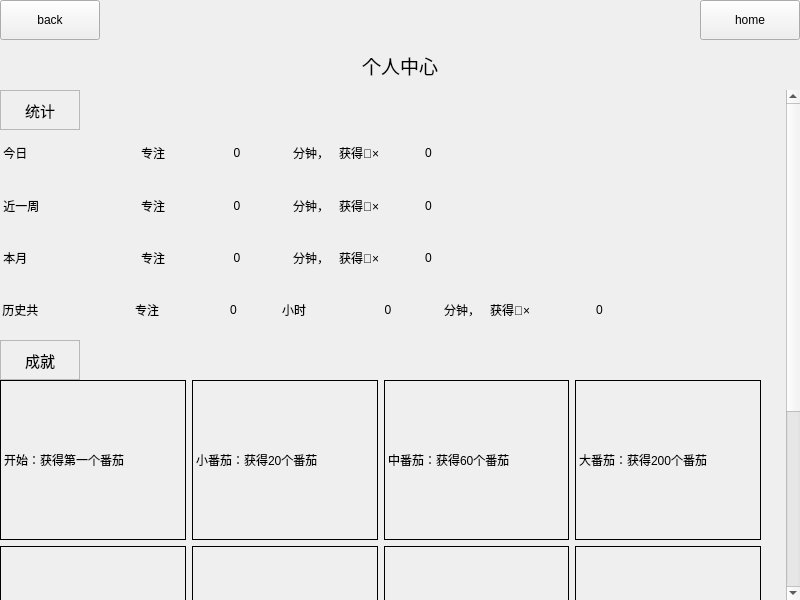
Qt form personalwidget.ui (Flyame-debug/Tomato) before a commit.
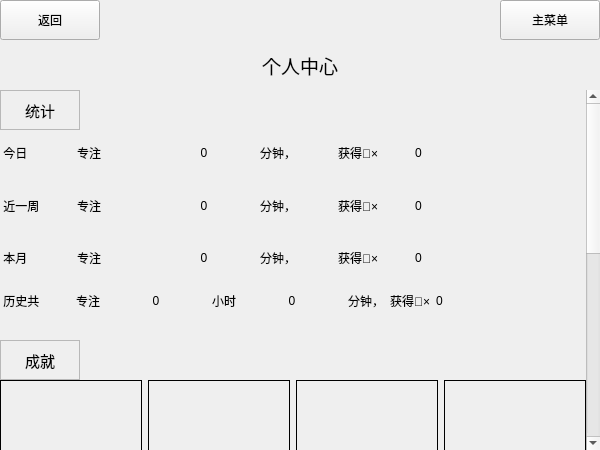
The same form after that commit.

Commit message: 修改ui

Patch:
```diff
--- a/personalwidget.ui
+++ b/personalwidget.ui
@@ -6,14 +6,14 @@
    <rect>
     <x>0</x>
     <y>0</y>
-    <width>800</width>
-    <height>600</height>
+    <width>600</width>
+    <height>450</height>
    </rect>
   </property>
   <property name="minimumSize">
    <size>
-    <width>800</width>
-    <height>600</height>
+    <width>600</width>
+    <height>450</height>
    </size>
   </property>
   <property name="windowTitle">
@@ -29,26 +29,26 @@
     </rect>
    </property>
    <property name="text">
-    <string>back</string>
+    <string>返回</string>
    </property>
   </widget>
   <widget class="QPushButton" name="mainMenu">
    <property name="geometry">
     <rect>
-     <x>700</x>
+     <x>500</x>
      <y>0</y>
      <width>100</width>
      <height>40</height>
     </rect>
    </property>
    <property name="text">
-    <string>home</string>
+    <string>主菜单</string>
    </property>
   </widget>
   <widget class="QLabel" name="label">
    <property name="geometry">
     <rect>
-     <x>300</x>
+     <x>200</x>
      <y>40</y>
      <width>200</width>
      <height>50</height>
@@ -71,8 +71,8 @@
     <rect>
      <x>0</x>
      <y>90</y>
-     <width>800</width>
-     <height>510</height>
+     <width>600</width>
+     <height>360</height>
     </rect>
    </property>
    <property name="sizePolicy">
@@ -83,7 +83,7 @@
    </property>
    <property name="minimumSize">
     <size>
-     <width>800</width>
+     <width>600</width>
      <height>0</height>
     </size>
    </property>
@@ -101,7 +101,7 @@
      <rect>
       <x>0</x>
       <y>0</y>
-      <width>779</width>
+      <width>586</width>
       <height>800</height>
      </rect>
     </property>
@@ -167,13 +167,13 @@
       <rect>
        <x>0</x>
        <y>40</y>
-       <width>801</width>
+       <width>601</width>
        <height>151</height>
       </rect>
      </property>
      <layout class="QGridLayout" name="gridLayout" columnstretch="0,0,0,0,0,0,0">
       <property name="rightMargin">
-       <number>10</number>
+       <number>15</number>
       </property>
       <property name="horizontalSpacing">
        <number>6</number>
@@ -211,14 +211,14 @@
       <item row="0" column="4">
        <widget class="QLabel" name="label_19">
         <property name="sizePolicy">
-         <sizepolicy hsizetype="Maximum" vsizetype="Preferred">
+         <sizepolicy hsizetype="Expanding" vsizetype="Preferred">
           <horstretch>0</horstretch>
           <verstretch>0</verstretch>
          </sizepolicy>
         </property>
         <property name="minimumSize">
          <size>
-          <width>80</width>
+          <width>0</width>
           <height>0</height>
          </size>
         </property>
@@ -244,14 +244,14 @@
       <item row="0" column="1">
        <widget class="QLabel" name="label_8">
         <property name="sizePolicy">
-         <sizepolicy hsizetype="Maximum" vsizetype="Preferred">
+         <sizepolicy hsizetype="Expanding" vsizetype="Preferred">
           <horstretch>0</horstretch>
           <verstretch>0</verstretch>
          </sizepolicy>
         </property>
         <property name="minimumSize">
          <size>
-          <width>40</width>
+          <width>0</width>
           <height>0</height>
          </size>
         </property>
@@ -287,7 +287,7 @@
       <item row="0" column="2">
        <widget class="QLabel" name="label_7">
         <property name="sizePolicy">
-         <sizepolicy hsizetype="Maximum" vsizetype="Preferred">
+         <sizepolicy hsizetype="Fixed" vsizetype="Preferred">
           <horstretch>0</horstretch>
           <verstretch>0</verstretch>
          </sizepolicy>
@@ -326,14 +326,14 @@
       <item row="0" column="0">
        <widget class="QLabel" name="label_4">
         <property name="sizePolicy">
-         <sizepolicy hsizetype="Maximum" vsizetype="Preferred">
+         <sizepolicy hsizetype="Expanding" vsizetype="Preferred">
           <horstretch>0</horstretch>
           <verstretch>0</verstretch>
          </sizepolicy>
         </property>
         <property name="minimumSize">
          <size>
-          <width>135</width>
+          <width>0</width>
           <height>0</height>
          </size>
         </property>
@@ -345,7 +345,7 @@
       <item row="0" column="5">
        <widget class="QLabel" name="label_22">
         <property name="sizePolicy">
-         <sizepolicy hsizetype="Maximum" vsizetype="Preferred">
+         <sizepolicy hsizetype="Fixed" vsizetype="Preferred">
           <horstretch>0</horstretch>
           <verstretch>0</verstretch>
          </sizepolicy>
@@ -385,14 +385,14 @@
       <item row="0" column="3">
        <widget class="QLabel" name="label_15">
         <property name="sizePolicy">
-         <sizepolicy hsizetype="Maximum" vsizetype="Preferred">
+         <sizepolicy hsizetype="Expanding" vsizetype="Preferred">
           <horstretch>0</horstretch>
           <verstretch>0</verstretch>
          </sizepolicy>
         </property>
         <property name="minimumSize">
          <size>
-          <width>40</width>
+          <width>0</width>
           <height>0</height>
          </size>
         </property>
@@ -406,24 +406,27 @@
     <widget class="QWidget" name="horizontalLayoutWidget">
      <property name="geometry">
       <rect>
-       <x>-1</x>
-       <y>199</y>
-       <width>801</width>
+       <x>0</x>
+       <y>190</y>
+       <width>729</width>
        <height>41</height>
       </rect>
      </property>
      <layout class="QHBoxLayout" name="horizontalLayout_2">
+      <property name="rightMargin">
+       <number>15</number>
+      </property>
       <item>
        <widget class="QLabel" name="label_11">
         <property name="sizePolicy">
-         <sizepolicy hsizetype="Maximum" vsizetype="Preferred">
+         <sizepolicy hsizetype="Minimum" vsizetype="Preferred">
           <horstretch>0</horstretch>
           <verstretch>0</verstretch>
          </sizepolicy>
         </property>
         <property name="minimumSize">
          <size>
-          <width>130</width>
+          <width>70</width>
           <height>0</height>
          </size>
         </property>
@@ -441,14 +444,14 @@
       <item>
        <widget class="QLabel" name="label_6">
         <property name="sizePolicy">
-         <sizepolicy hsizetype="Maximum" vsizetype="Preferred">
+         <sizepolicy hsizetype="Minimum" vsizetype="Preferred">
           <horstretch>0</horstretch>
           <verstretch>0</verstretch>
          </sizepolicy>
         </property>
         <property name="minimumSize">
          <size>
-          <width>50</width>
+          <width>0</width>
           <height>0</height>
          </size>
         </property>
@@ -460,14 +463,14 @@
       <item>
        <widget class="QLabel" name="label_14">
         <property name="sizePolicy">
-         <sizepolicy hsizetype="Maximum" vsizetype="Preferred">
+         <sizepolicy hsizetype="Fixed" vsizetype="Preferred">
           <horstretch>0</horstretch>
           <verstretch>0</verstretch>
          </sizepolicy>
         </property>
         <property name="minimumSize">
          <size>
-          <width>85</width>
+          <width>100</width>
           <height>0</height>
          </size>
         </property>
@@ -482,14 +485,14 @@
       <item>
        <widget class="QLabel" name="label_18">
         <property name="sizePolicy">
-         <sizepolicy hsizetype="Maximum" vsizetype="Preferred">
+         <sizepolicy hsizetype="Minimum" vsizetype="Preferred">
           <horstretch>0</horstretch>
           <verstretch>0</verstretch>
          </sizepolicy>
         </property>
         <property name="minimumSize">
          <size>
-          <width>50</width>
+          <width>0</width>
           <height>0</height>
          </size>
         </property>
@@ -501,7 +504,7 @@
       <item>
        <widget class="QLabel" name="label_25">
         <property name="sizePolicy">
-         <sizepolicy hsizetype="Maximum" vsizetype="Preferred">
+         <sizepolicy hsizetype="Fixed" vsizetype="Preferred">
           <horstretch>0</horstretch>
           <verstretch>0</verstretch>
          </sizepolicy>
@@ -523,14 +526,14 @@
       <item>
        <widget class="QLabel" name="label_26">
         <property name="sizePolicy">
-         <sizepolicy hsizetype="Maximum" vsizetype="Preferred">
+         <sizepolicy hsizetype="Minimum" vsizetype="Preferred">
           <horstretch>0</horstretch>
           <verstretch>0</verstretch>
          </sizepolicy>
         </property>
         <property name="minimumSize">
          <size>
-          <width>40</width>
+          <width>0</width>
           <height>0</height>
          </size>
         </property>
@@ -542,14 +545,14 @@
       <item>
        <widget class="QLabel" name="label_27">
         <property name="sizePolicy">
-         <sizepolicy hsizetype="Maximum" vsizetype="Preferred">
+         <sizepolicy hsizetype="Minimum" vsizetype="Preferred">
           <horstretch>0</horstretch>
           <verstretch>0</verstretch>
          </sizepolicy>
         </property>
         <property name="minimumSize">
          <size>
-          <width>100</width>
+          <width>0</width>
           <height>0</height>
          </size>
         </property>
@@ -561,7 +564,7 @@
       <item>
        <widget class="QLabel" name="label_28">
         <property name="sizePolicy">
-         <sizepolicy hsizetype="Maximum" vsizetype="Preferred">
+         <sizepolicy hsizetype="Fixed" vsizetype="Preferred">
           <horstretch>0</horstretch>
           <verstretch>0</verstretch>
          </sizepolicy>
@@ -600,13 +603,13 @@
       <rect>
        <x>0</x>
        <y>290</y>
-       <width>781</width>
-       <height>491</height>
+       <width>601</width>
+       <height>501</height>
       </rect>
      </property>
      <layout class="QGridLayout" name="gridLayout_2">
       <property name="rightMargin">
-       <number>20</number>
+       <number>15</number>
       </property>
       <item row="0" column="1">
        <widget class="QLabel" name="honor_2">
```
